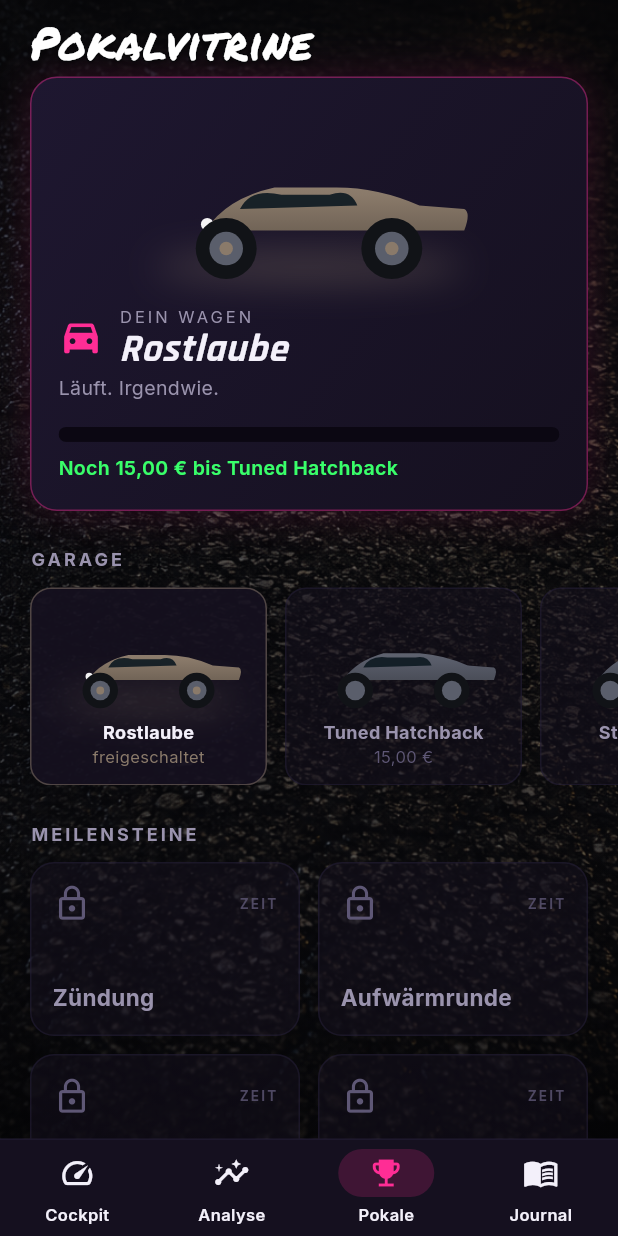
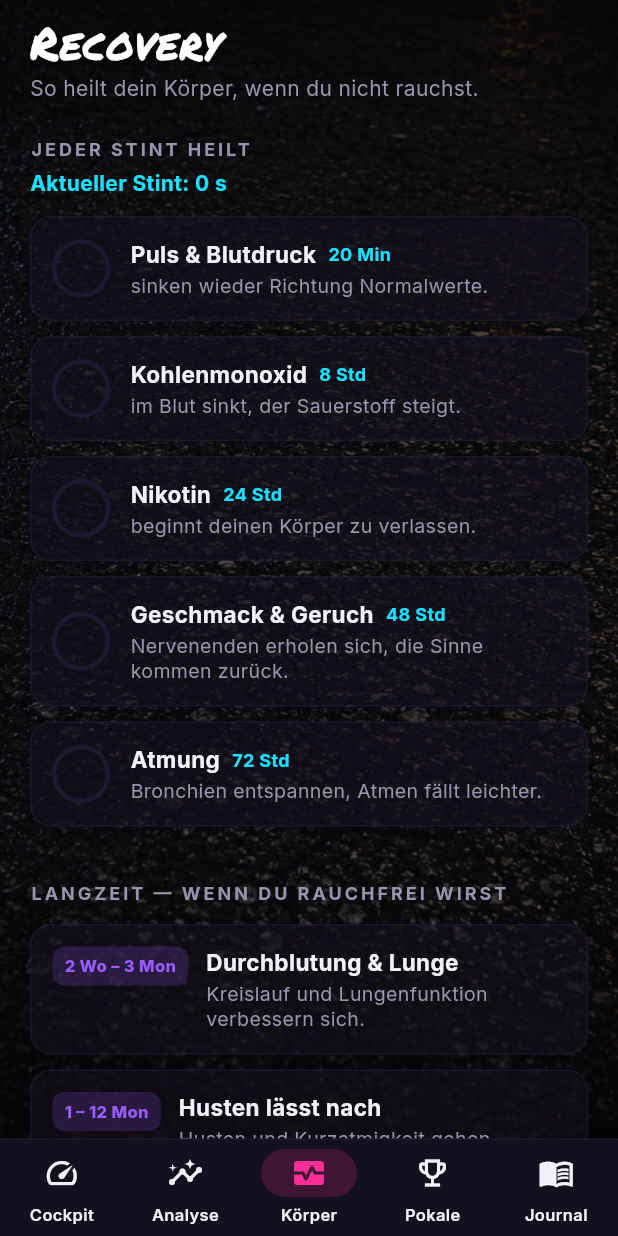
Before and after one commit to marcelgast/paceapp, a Flutter app: the HomeShell screen opened directly, item 3 of the bottom bar chosen, on a phone screen of 412 x 824 dp. Run offline on Flutter 3.47's test engine with Material 3 defaults, Android fonts, the phone set to English and light mode, and no system bars; drawn by our look-alikes of flutter_animate; our stand-ins replace confetti, drift, flutter_local_notifications, flutter_riverpod, flutter_timezone, google_fonts and 1 more; missing offline and left inert: home_widget; accounts and stored records are empty; generated files the repository leaves out were written again.

Commit message:
Recovery-Screen mit belegten Fakten (5. Tab "Körper")
- Kurzzeit-Heilung pro sauberem Stint (20 Min … 72 Std), Fortschritt gegen den
  aktuellen Stint, resettet bei jeder Kippe — medizinisch ehrlich
- Langzeit-Effekte (2 Wo–15 Jahre) als Ziele bei echtem Rauchstopp
- Quellen im Code + auf dem Screen: American Cancer Society, NHS/Surgeon General

Co-Authored-By: Claude Opus 4.8 <noreply@anthropic.com>

```diff
--- /dev/null
+++ b/lib/domain/recovery.dart
@@ -0,0 +1,100 @@
+/// Smoking-recovery facts. Sourced — do not invent figures.
+///
+/// Sources:
+///  - American Cancer Society, "Health Benefits of Quitting Smoking Over Time"
+///    https://www.cancer.org/cancer/risk-prevention/tobacco/guide-quitting-smoking/benefits-of-quitting-smoking-over-time.html
+///  - NHS, "What happens when you quit smoking?" / US Surgeon General
+///    (short-term markers: heart rate/blood pressure 20 min, carbon monoxide,
+///     smell & taste, breathing).
+///
+/// Honest framing: short-term recovery happens *within a single clean stint*
+/// and resets with each cigarette; the long-term benefits require staying
+/// smoke-free, so they're shown as goals, not as achieved progress.
+library;
+
+class RecoveryMarker {
+  const RecoveryMarker({
+    required this.timeLabel,
+    required this.title,
+    required this.detail,
+    this.stintTime,
+  });
+
+  final String timeLabel;
+
+  /// Non-null for per-stint markers — progress is measured against the current
+  /// clean stint. Null markers are long-term goals.
+  final Duration? stintTime;
+
+  final String title;
+  final String detail;
+}
+
+/// Recovery within a clean stint (resets with each cigarette).
+const List<RecoveryMarker> kStintRecovery = [
+  RecoveryMarker(
+    timeLabel: '20 Min',
+    stintTime: Duration(minutes: 20),
+    title: 'Puls & Blutdruck',
+    detail: 'sinken wieder Richtung Normalwerte.',
+  ),
+  RecoveryMarker(
+    timeLabel: '8 Std',
+    stintTime: Duration(hours: 8),
+    title: 'Kohlenmonoxid',
+    detail: 'im Blut sinkt, der Sauerstoff steigt.',
+  ),
+  RecoveryMarker(
+    timeLabel: '24 Std',
+    stintTime: Duration(hours: 24),
+    title: 'Nikotin',
+    detail: 'beginnt deinen Körper zu verlassen.',
+  ),
+  RecoveryMarker(
+    timeLabel: '48 Std',
+    stintTime: Duration(hours: 48),
+    title: 'Geschmack & Geruch',
+    detail: 'Nervenenden erholen sich, die Sinne kommen zurück.',
+  ),
+  RecoveryMarker(
+    timeLabel: '72 Std',
+    stintTime: Duration(hours: 72),
+    title: 'Atmung',
+    detail: 'Bronchien entspannen, Atmen fällt leichter.',
+  ),
+];
+
+/// Long-term benefits — only when you stay smoke-free.
+const List<RecoveryMarker> kLongTermRecovery = [
+  RecoveryMarker(
+    timeLabel: '2 Wo – 3 Mon',
+    title: 'Durchblutung & Lunge',
+    detail: 'Kreislauf und Lungenfunktion verbessern sich.',
+  ),
+  RecoveryMarker(
+    timeLabel: '1 – 12 Mon',
+    title: 'Husten lässt nach',
+    detail: 'Husten und Kurzatmigkeit gehen zurück.',
+  ),
+  RecoveryMarker(
+    timeLabel: '1 – 2 Jahre',
+    title: 'Herzinfarkt-Risiko',
+    detail: 'sinkt deutlich.',
+  ),
+  RecoveryMarker(
+    timeLabel: '5 – 10 Jahre',
+    title: 'Krebs & Schlaganfall',
+    detail: 'Risiko für Mund-/Rachen-/Kehlkopfkrebs halbiert sich, '
+        'Schlaganfall-Risiko sinkt.',
+  ),
+  RecoveryMarker(
+    timeLabel: '10 Jahre',
+    title: 'Lungenkrebs-Risiko',
+    detail: 'etwa halb so hoch wie bei Weiterrauchen.',
+  ),
+  RecoveryMarker(
+    timeLabel: '15 Jahre',
+    title: 'Herzkrankheit',
+    detail: 'Risiko nahe dem einer Person, die nie geraucht hat.',
+  ),
+];
--- /dev/null
+++ b/lib/features/recovery/recovery_screen.dart
@@ -0,0 +1,196 @@
+import 'package:flutter/material.dart';
+import 'package:flutter_riverpod/flutter_riverpod.dart';
+
+import '../../domain/recovery.dart';
+import '../../providers.dart';
+import '../../theme/pace_colors.dart';
+import '../../theme/racetrack_background.dart';
+import '../../util/format.dart';
+import '../../widgets/graffiti_headline.dart';
+
+class RecoveryScreen extends ConsumerWidget {
+  const RecoveryScreen({super.key});
+
+  @override
+  Widget build(BuildContext context, WidgetRef ref) {
+    final clean = ref.watch(liveStintProvider)?.elapsed ?? Duration.zero;
+
+    return Scaffold(
+      body: RacetrackBackground(
+        child: SafeArea(
+          child: ListView(
+            padding: const EdgeInsets.fromLTRB(20, 12, 20, 28),
+            children: [
+              const GraffitiHeadline('Recovery', size: 30),
+              const SizedBox(height: 6),
+              Text('So heilt dein Körper, wenn du nicht rauchst.',
+                  style: TextStyle(color: PaceColors.textMuted, fontSize: 14)),
+              const SizedBox(height: 22),
+              _SectionLabel('Jeder Stint heilt'),
+              const SizedBox(height: 4),
+              Text('Aktueller Stint: ${formatHumanDuration(clean)}',
+                  style: const TextStyle(
+                      color: PaceColors.neonCyan,
+                      fontSize: 14,
+                      fontWeight: FontWeight.w700)),
+              const SizedBox(height: 12),
+              for (final m in kStintRecovery)
+                _StintRow(marker: m, clean: clean),
+              const SizedBox(height: 26),
+              _SectionLabel('Langzeit — wenn du rauchfrei wirst'),
+              const SizedBox(height: 12),
+              for (final m in kLongTermRecovery) _LongTermRow(marker: m),
+              const SizedBox(height: 20),
+              Text(
+                'Quellen: American Cancer Society, NHS / US Surgeon General.',
+                style: TextStyle(color: PaceColors.textFaint, fontSize: 11),
+              ),
+            ],
+          ),
+        ),
+      ),
+    );
+  }
+}
+
+class _SectionLabel extends StatelessWidget {
+  const _SectionLabel(this.text);
+  final String text;
+
+  @override
+  Widget build(BuildContext context) {
+    return Text(text.toUpperCase(),
+        style: const TextStyle(
+            color: PaceColors.textMuted,
+            fontSize: 12,
+            letterSpacing: 2,
+            fontWeight: FontWeight.w700));
+  }
+}
+
+class _StintRow extends StatelessWidget {
+  const _StintRow({required this.marker, required this.clean});
+
+  final RecoveryMarker marker;
+  final Duration clean;
+
+  @override
+  Widget build(BuildContext context) {
+    final target = marker.stintTime!;
+    final reached = clean >= target;
+    final progress =
+        (clean.inSeconds / target.inSeconds).clamp(0.0, 1.0).toDouble();
+    final color = reached ? PaceColors.neonLime : PaceColors.neonCyan;
+
+    return Container(
+      margin: const EdgeInsets.only(bottom: 10),
+      padding: const EdgeInsets.all(14),
+      decoration: BoxDecoration(
+        color: PaceColors.panel.withValues(alpha: reached ? 0.9 : 0.6),
+        borderRadius: BorderRadius.circular(14),
+        border: Border.all(
+            color: reached
+                ? PaceColors.neonLime.withValues(alpha: 0.5)
+                : PaceColors.chrome.withValues(alpha: 0.4)),
+      ),
+      child: Row(
+        children: [
+          SizedBox(
+            width: 38,
+            height: 38,
+            child: Stack(
+              alignment: Alignment.center,
+              children: [
+                CircularProgressIndicator(
+                  value: progress,
+                  strokeWidth: 3,
+                  backgroundColor: PaceColors.panelLight,
+                  valueColor: AlwaysStoppedAnimation(color),
+                ),
+                if (reached)
+                  const Icon(Icons.check, color: PaceColors.neonLime, size: 18),
+              ],
+            ),
+          ),
+          const SizedBox(width: 14),
+          Expanded(
+            child: Column(
+              crossAxisAlignment: CrossAxisAlignment.start,
+              children: [
+                Row(
+                  children: [
+                    Text(marker.title,
+                        style: const TextStyle(
+                            color: PaceColors.textPrimary,
+                            fontSize: 15,
+                            fontWeight: FontWeight.w700)),
+                    const SizedBox(width: 8),
+                    Text(marker.timeLabel,
+                        style: TextStyle(color: color, fontSize: 12, fontWeight: FontWeight.w700)),
+                  ],
+                ),
+                const SizedBox(height: 2),
+                Text(marker.detail,
+                    style: TextStyle(
+                        color: PaceColors.textMuted, fontSize: 13, height: 1.3)),
+              ],
+            ),
+          ),
+        ],
+      ),
+    );
+  }
+}
+
+class _LongTermRow extends StatelessWidget {
+  const _LongTermRow({required this.marker});
+
+  final RecoveryMarker marker;
+
+  @override
+  Widget build(BuildContext context) {
+    return Container(
+      margin: const EdgeInsets.only(bottom: 10),
+      padding: const EdgeInsets.all(14),
+      decoration: BoxDecoration(
+        color: PaceColors.panel.withValues(alpha: 0.5),
+        borderRadius: BorderRadius.circular(14),
+        border: Border.all(color: PaceColors.chrome.withValues(alpha: 0.4)),
+      ),
+      child: Row(
+        crossAxisAlignment: CrossAxisAlignment.start,
+        children: [
+          Container(
+            padding: const EdgeInsets.symmetric(horizontal: 8, vertical: 5),
+            decoration: BoxDecoration(
+              color: PaceColors.neonPurple.withValues(alpha: 0.18),
+              borderRadius: BorderRadius.circular(8),
+            ),
+            child: Text(marker.timeLabel,
+                style: const TextStyle(
+                    color: PaceColors.neonPurple,
+                    fontSize: 11,
+                    fontWeight: FontWeight.w800)),
+          ),
+          const SizedBox(width: 12),
+          Expanded(
+            child: Column(
+              crossAxisAlignment: CrossAxisAlignment.start,
+              children: [
+                Text(marker.title,
+                    style: const TextStyle(
+                        color: PaceColors.textPrimary,
+                        fontSize: 15,
+                        fontWeight: FontWeight.w700)),
+                const SizedBox(height: 2),
+                Text(marker.detail,
+                    style: TextStyle(
+                        color: PaceColors.textMuted, fontSize: 13, height: 1.3)),
+              ],
+            ),
+          ),
+        ],
+      ),
+    );
+  }
+}
--- a/lib/features/shell/home_shell.dart
+++ b/lib/features/shell/home_shell.dart
@@ -8,6 +8,7 @@ import '../analysis/analysis_screen.dart';
 import '../cockpit/cockpit_screen.dart';
 import '../cockpit/pit_stop_action.dart';
 import '../journal/journal_screen.dart';
+import '../recovery/recovery_screen.dart';
 import '../trophies/trophies_screen.dart';
 
 class HomeShell extends ConsumerStatefulWidget {
@@ -24,6 +25,7 @@ class _HomeShellState extends ConsumerState<HomeShell>
   static const _tabs = [
     CockpitScreen(),
     AnalysisScreen(),
+    RecoveryScreen(),
     TrophiesScreen(),
     JournalScreen(),
   ];
@@ -115,6 +117,12 @@ class _HomeShellState extends ConsumerState<HomeShell>
                 label: 'Analyse',
               ),
               NavigationDestination(
+                icon: Icon(Icons.monitor_heart_outlined),
+                selectedIcon:
+                    Icon(Icons.monitor_heart, color: PaceColors.neonMagenta),
+                label: 'Körper',
+              ),
+              NavigationDestination(
                 icon: Icon(Icons.emoji_events_outlined),
                 selectedIcon:
                     Icon(Icons.emoji_events, color: PaceColors.neonMagenta),
```
